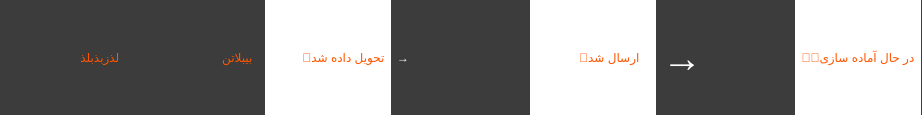
The window that FOOD/orderitemwidget.ui (pooratho/FOOD) describes before a commit, drawn with Qt 5.
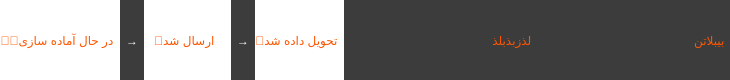
The same window after the commit.

Commit message: Update order item widget UI files

The edit to the form file:
```diff
--- a/FOOD/orderitemwidget.ui
+++ b/FOOD/orderitemwidget.ui
@@ -1,13 +1,13 @@
 <?xml version="1.0" encoding="UTF-8"?>
 <ui version="4.0">
  <class>orderitemwidgett</class>
- <widget class="QDialog" name="orderitemwidgett">
+ <widget class="QWidget" name="orderitemwidgett">
   <property name="geometry">
    <rect>
     <x>0</x>
     <y>0</y>
-    <width>922</width>
-    <height>115</height>
+    <width>730</width>
+    <height>80</height>
    </rect>
   </property>
   <property name="windowTitle">
@@ -23,40 +23,20 @@
     <rect>
      <x>0</x>
      <y>0</y>
-     <width>921</width>
-     <height>115</height>
+     <width>731</width>
+     <height>81</height>
     </rect>
    </property>
    <layout class="QHBoxLayout" name="horizontalLayout">
     <item>
      <layout class="QHBoxLayout" name="horizontalLayout_2">
       <item>
-       <widget class="QLabel" name="labelRestaurant">
-        <property name="layoutDirection">
-         <enum>Qt::LayoutDirection::RightToLeft</enum>
-        </property>
-        <property name="text">
-         <string>  لذزبذبلذ</string>
-        </property>
-       </widget>
-      </item>
-      <item>
-       <widget class="QLabel" name="labelFoods">
-        <property name="layoutDirection">
-         <enum>Qt::LayoutDirection::RightToLeft</enum>
-        </property>
-        <property name="text">
-         <string>  بیبلاتن</string>
-        </property>
-       </widget>
-      </item>
-      <item>
-       <widget class="QLabel" name="labelDelivered">
+       <widget class="QLabel" name="labelPreparing">
         <property name="styleSheet">
          <string notr="true">background-color: rgb(255, 255, 255);</string>
         </property>
         <property name="text">
-         <string>  تحویل داده شد🤝</string>
+         <string>  در حال آماده سازی🧑‍🍳</string>
         </property>
        </widget>
       </item>
@@ -83,17 +63,6 @@
       </item>
       <item>
        <widget class="QLabel" name="label_6">
-        <property name="font">
-         <font>
-          <family>Segoe UI</family>
-          <pointsize>30</pointsize>
-          <italic>false</italic>
-          <bold>false</bold>
-         </font>
-        </property>
-        <property name="layoutDirection">
-         <enum>Qt::LayoutDirection::LeftToRight</enum>
-        </property>
         <property name="styleSheet">
          <string notr="true">color: rgb(255, 255, 255);
 font: 30pt &quot;Segoe UI&quot;;</string>
@@ -104,17 +73,37 @@
        </widget>
       </item>
       <item>
-       <widget class="QLabel" name="labelPreparing">
+       <widget class="QLabel" name="labelDelivered">
         <property name="styleSheet">
          <string notr="true">background-color: rgb(255, 255, 255);</string>
         </property>
         <property name="text">
-         <string>  در حال آماده سازی🧑‍🍳</string>
+         <string>  تحویل داده شد🤝</string>
         </property>
        </widget>
       </item>
      </layout>
     </item>
+    <item>
+     <widget class="QLabel" name="labelFoods">
+      <property name="layoutDirection">
+       <enum>Qt::LayoutDirection::RightToLeft</enum>
+      </property>
+      <property name="text">
+       <string>  لذزبذبلذ</string>
+      </property>
+     </widget>
+    </item>
+    <item>
+     <widget class="QLabel" name="labelRestaurant">
+      <property name="layoutDirection">
+       <enum>Qt::LayoutDirection::RightToLeft</enum>
+      </property>
+      <property name="text">
+       <string>  بیبلاتن</string>
+      </property>
+     </widget>
+    </item>
    </layout>
   </widget>
  </widget>
```
Left out of the diff: 6 changed lines with no effect on the pictures.
